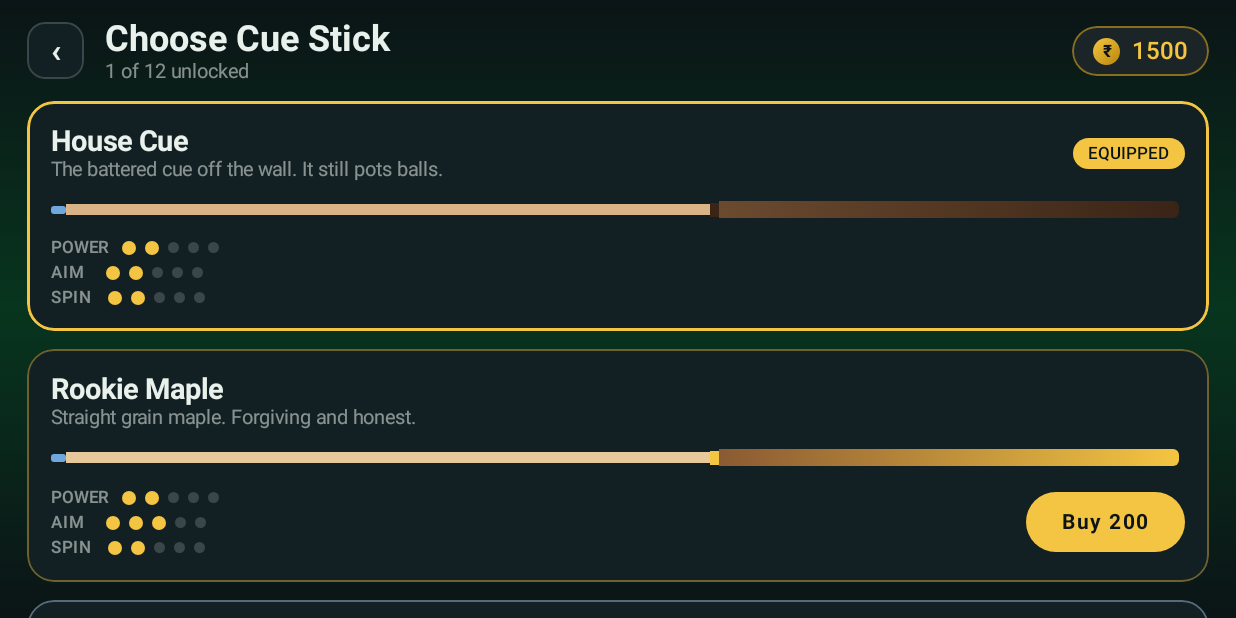
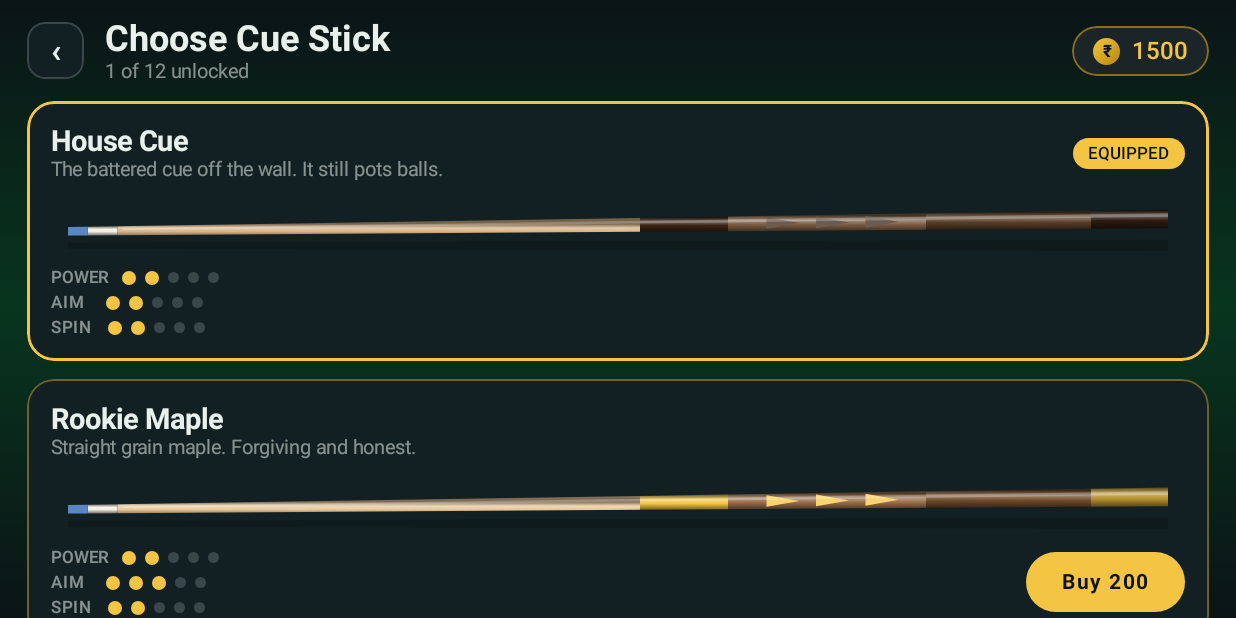
Before and after one commit to aasmasayyad1995-ux/M.R-Pool-, an Android app built with Jetpack Compose: the composable CueShopScreen shown on its own in the app's theme, on a phone screen of 824 x 412 dp (held sideways). Run offline under Robolectric (Android 15) with nearby library versions, the phone set to English and light mode, and no system bars; our stand-ins replace AdMob; pictures from the network do not load; 6 statements that could not run were skipped.

Commit message:
Give the shop a table and a cue worth looking at
The owner's words: the tables and cues look so dull in the shop that there is no
wish to buy them. Fair. The game renders a real 3D table, and then the shop
showed it as a flat green rectangle with four black dots, and showed a cue as a
tan bar of one thickness with a brown bar stuck on the end.

Both previews are redrawn on a Canvas, and the whole trick in both is light.

The table is now a trapezoid rather than a rectangle: the far rail is narrower
than the near one, so it reads as a table standing in a room rather than a shape
on a page. The rails are lit along their top edge and dark along the bottom,
which is where the wood gets its thickness. The cloth darkens at the far end and
brightens across the middle, where the lamp would be. Pockets are ellipses, not
circles, because a round hole seen at an angle is one, and each has a leather lip
catching the light above the drop. Three balls sit on it, each with a highlight
up and to the left, which is the entire trick for making a disc look round. A
soft shadow underneath stops it floating.

The cue is laid on a slight diagonal and tapered -- thirteen millimetres at the
tip, about twice that at the butt -- because a cue drawn as a bar of one
thickness is a stick drawn by somebody who has not held one. It is shaded dark
at both edges and light just above the middle so it reads as a rod rather than a
plank, and a single highlight runs the length of it, which does most of that
work. Ferrule, tip, joint collar, forearm with inlay points, wrap darker where a
hand would be, and a butt cap.

Nothing about the tables or cues themselves changed -- same names, same prices,
same cloth speeds, same stats. Only the picture.

lighten() and darken() went into Theme.kt rather than being written out twice;
both previews are built out of them.

173 tests still pass. The drawing itself is Compose, which CI compiles.

Co-Authored-By: Claude Opus 5 <noreply@anthropic.com>
Claude-Session: https://claude.ai/code/session_01X2bZcLJTecpmSZ8DbKKca4

```diff
--- a/app/src/main/java/com/mrpool/eightball/ui/CueShopScreen.kt
+++ b/app/src/main/java/com/mrpool/eightball/ui/CueShopScreen.kt
@@ -2,6 +2,8 @@ package com.mrpool.eightball.ui
 
 import androidx.compose.foundation.BorderStroke
 import androidx.compose.foundation.background
+import androidx.compose.ui.graphics.Path
+import androidx.compose.foundation.Canvas
 import androidx.compose.foundation.border
 import androidx.compose.foundation.layout.Arrangement
 import androidx.compose.foundation.layout.Box
@@ -149,46 +151,102 @@ private fun CueCard(
 /** A flat side-on drawing of the cue, coloured exactly like the 3D model in the game. */
 @Composable
 private fun CuePreview(cue: CueStick) {
-    Row(
+    val shaft = Color(cue.shaftColor.toInt())
+    val butt = Color(cue.buttColor.toInt())
+    val accent = Color(cue.accentColor.toInt())
+
+    Canvas(
         modifier = Modifier
             .fillMaxWidth()
-            .height(18.dp),
-        verticalAlignment = Alignment.CenterVertically
+            .height(38.dp)
     ) {
-        Box(
-            modifier = Modifier
-                .width(10.dp)
-                .height(5.dp)
-                .clip(RoundedCornerShape(2.dp))
-                .background(Color(0xFF6FA8DC))
+        val w = size.width
+        val h = size.height
+
+        // Laid on a slight diagonal and tapered, because a cue drawn as a flat bar of one
+        // thickness is a stick drawn by somebody who has not held one.
+        val tipX = w * 0.015f
+        val buttX = w * 0.985f
+        val tipY = h * 0.62f
+        val buttY = h * 0.40f
+        val tipR = h * 0.075f        // a cue tip is about 13mm
+        val buttR = h * 0.165f       // the butt is roughly twice that
+
+        fun yAt(t: Float) = tipY + (buttY - tipY) * t
+        fun rAt(t: Float) = tipR + (buttR - tipR) * t
+        fun xAt(t: Float) = tipX + (buttX - tipX) * t
+
+        /** One tapered length of the cue, as a four cornered sliver. */
+        fun segment(t0: Float, t1: Float): Path = Path().apply {
+            moveTo(xAt(t0), yAt(t0) - rAt(t0))
+            lineTo(xAt(t1), yAt(t1) - rAt(t1))
+            lineTo(xAt(t1), yAt(t1) + rAt(t1))
+            lineTo(xAt(t0), yAt(t0) + rAt(t0))
+            close()
+        }
+
+        /** Rounded across its width, so it reads as a rod and not a plank. */
+        fun shade(t0: Float, t1: Float, c: Color) {
+            drawPath(
+                path = segment(t0, t1),
+                brush = Brush.verticalGradient(
+                    0f to c.darken(0.45f),
+                    0.30f to c.lighten(0.30f),
+                    0.55f to c,
+                    1f to c.darken(0.55f),
+                    startY = yAt(t0) - rAt(t1),
+                    endY = yAt(t0) + rAt(t1)
+                )
+            )
+        }
+
+        // The shadow it casts on the card.
+        drawPath(
+            path = Path().apply {
+                moveTo(tipX, tipY + tipR * 2.6f)
+                lineTo(buttX, buttY + buttR * 2.2f)
+                lineTo(buttX, buttY + buttR * 3.4f)
+                lineTo(tipX, tipY + tipR * 4.2f)
+                close()
+            },
+            color = Color(0x33000000)
         )
-        Box(
-            modifier = Modifier
-                .weight(1.4f)
-                .height(7.dp)
-                .background(
-                    Brush.horizontalGradient(
-                        listOf(Color(cue.shaftColor.toInt()), Color(cue.shaftColor.toInt()))
-                    )
-                )
+
+        shade(0.045f, 0.52f, shaft)                 // shaft
+        shade(0.52f, 0.60f, accent)                 // joint collar
+        shade(0.60f, 0.78f, butt.lighten(0.10f))    // forearm
+        shade(0.78f, 0.93f, butt.darken(0.18f))     // wrap, darker where it is held
+        shade(0.93f, 1f, accent.darken(0.25f))      // butt cap
+
+        // Ferrule and tip, the two small things that say "cue" at a glance.
+        shade(0.018f, 0.045f, Color(0xFFF2EDE2))
+        drawPath(segment(0f, 0.018f), color = Color(0xFF5B86C4))
+
+        // Inlay points up the forearm.
+        for (i in 0..2) {
+            val t = 0.635f + i * 0.045f
+            drawPath(
+                path = Path().apply {
+                    moveTo(xAt(t), yAt(t) - rAt(t) * 0.80f)
+                    lineTo(xAt(t + 0.030f), yAt(t) - rAt(t) * 0.05f)
+                    lineTo(xAt(t), yAt(t) + rAt(t) * 0.70f)
+                    close()
+                },
+                color = accent.lighten(0.25f)
+            )
+        }
+
+        // One long highlight along the top of the rod. This is the line that does most of
+        // the work of making it look round rather than flat.
+        drawPath(
+            path = Path().apply {
+                moveTo(xAt(0.05f), yAt(0.05f) - rAt(0.05f) * 0.52f)
+                lineTo(xAt(1f), yAt(1f) - rAt(1f) * 0.58f)
+                lineTo(xAt(1f), yAt(1f) - rAt(1f) * 0.22f)
+                lineTo(xAt(0.05f), yAt(0.05f) - rAt(0.05f) * 0.14f)
+                close()
+            },
+            color = Color(0x3AFFFFFF)
         )
-        Box(
-            modifier = Modifier
-                .width(6.dp)
-                .height(9.dp)
-                .background(Color(cue.accentColor.toInt()))
-        )
-        Box(
-            modifier = Modifier
-                .weight(1f)
-                .height(11.dp)
-                .clip(RoundedCornerShape(topEnd = 4.dp, bottomEnd = 4.dp))
-                .background(
-                    Brush.horizontalGradient(
-                        listOf(Color(cue.buttColor.toInt()), Color(cue.accentColor.toInt()))
-                    )
-                )
-        )
-        Box(modifier = Modifier.size(4.dp))
     }
 }
--- a/app/src/main/java/com/mrpool/eightball/ui/Theme.kt
+++ b/app/src/main/java/com/mrpool/eightball/ui/Theme.kt
@@ -51,3 +51,21 @@ fun MrPoolTheme(content: @Composable () -> Unit) {
         content = content
     )
 }
+
+/**
+ * A lighter shade of this colour, for a surface turned towards the light.
+ *
+ * The shop previews draw a table and a cue with nothing but flat fills, so every bit of
+ * roundness and depth in them comes from putting a lighter version of one colour where
+ * the light would fall and a darker one where it would not.
+ */
+fun Color.lighten(amount: Float): Color = Color(
+    red + (1f - red) * amount,
+    green + (1f - green) * amount,
+    blue + (1f - blue) * amount,
+    alpha
+)
+
+/** A darker shade of this colour, for a surface turned away from the light. */
+fun Color.darken(amount: Float): Color =
+    Color(red * (1f - amount), green * (1f - amount), blue * (1f - amount), alpha)
```
Also changed, not shown: app/src/main/java/com/mrpool/eightball/ui/TableShopScreen.kt (+106 -59 lines).
